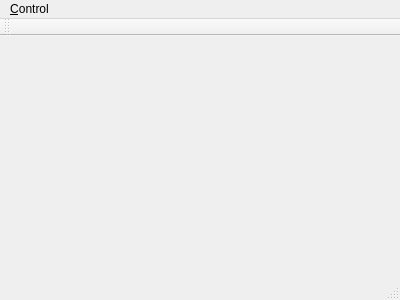
Above: ZoomPipeline_FuncSvr/zpmainframe.ui from ChowZenki/zpserver before the change. Below: the same form after it.
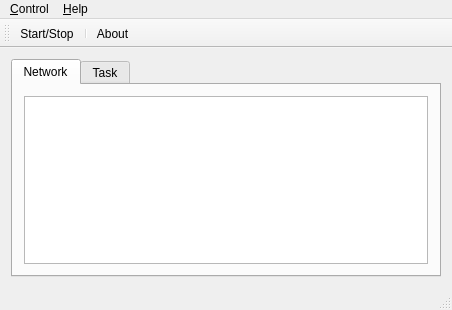
That is the form after the change. Icons and pictures are not drawn.

```diff
--- a/ZoomPipeline_FuncSvr/zpmainframe.ui
+++ b/ZoomPipeline_FuncSvr/zpmainframe.ui
@@ -6,29 +6,72 @@
    <rect>
     <x>0</x>
     <y>0</y>
-    <width>400</width>
-    <height>300</height>
+    <width>452</width>
+    <height>310</height>
    </rect>
   </property>
   <property name="windowTitle">
    <string>ZPMainFrame</string>
   </property>
-  <widget class="QWidget" name="centralWidget"/>
+  <widget class="QWidget" name="centralWidget">
+   <layout class="QHBoxLayout" name="horizontalLayout">
+    <item>
+     <widget class="QTabWidget" name="tabWidget">
+      <property name="currentIndex">
+       <number>0</number>
+      </property>
+      <widget class="QWidget" name="tab_network">
+       <attribute name="icon">
+        <iconset resource="resource.qrc">
+         <normaloff>:/icons/Resources/Alienware (27).png</normaloff>:/icons/Resources/Alienware (27).png</iconset>
+       </attribute>
+       <attribute name="title">
+        <string>Network</string>
+       </attribute>
+       <layout class="QVBoxLayout" name="verticalLayout">
+        <item>
+         <widget class="QPlainTextEdit" name="plainTextEdit_status_net"/>
+        </item>
+       </layout>
+      </widget>
+      <widget class="QWidget" name="tab_task">
+       <attribute name="icon">
+        <iconset resource="resource.qrc">
+         <normaloff>:/icons/Resources/Backup drive.png</normaloff>:/icons/Resources/Backup drive.png</iconset>
+       </attribute>
+       <attribute name="title">
+        <string>Task</string>
+       </attribute>
+      </widget>
+     </widget>
+    </item>
+   </layout>
+  </widget>
   <widget class="QMenuBar" name="menuBar">
    <property name="geometry">
     <rect>
      <x>0</x>
      <y>0</y>
-     <width>400</width>
-     <height>19</height>
+     <width>452</width>
+     <height>23</height>
     </rect>
    </property>
    <widget class="QMenu" name="menu_Control">
     <property name="title">
      <string>&amp;Control</string>
     </property>
+    <addaction name="action_Start_Stop"/>
+    <addaction name="separator"/>
+    <addaction name="actionExit"/>
+   </widget>
+   <widget class="QMenu" name="menu_Help">
+    <property name="title">
+     <string>&amp;Help</string>
+    </property>
+    <addaction name="action_About"/>
    </widget>
    <addaction name="menu_Control"/>
+   <addaction name="menu_Help"/>
   </widget>
   <widget class="QToolBar" name="mainToolBar">
    <attribute name="toolBarArea">
@@ -37,8 +80,41 @@
    <attribute name="toolBarBreak">
     <bool>false</bool>
    </attribute>
+   <addaction name="action_Start_Stop"/>
+   <addaction name="separator"/>
+   <addaction name="action_About"/>
   </widget>
   <widget class="QStatusBar" name="statusBar"/>
+  <action name="actionExit">
+   <property name="text">
+    <string>E&amp;xit</string>
+   </property>
+  </action>
+  <action name="action_Start_Stop">
+   <property name="checkable">
+    <bool>true</bool>
+   </property>
+   <property name="icon">
+    <iconset resource="resource.qrc">
+     <normaloff>:/icons/Resources/cn11.png</normaloff>
+     <normalon>:/icons/Resources/cn6.png</normalon>:/icons/Resources/cn11.png</iconset>
+   </property>
+   <property name="text">
+    <string>&amp;Start/Stop</string>
+   </property>
+   <property name="toolTip">
+    <string>Start or stop the server</string>
+   </property>
+  </action>
+  <action name="action_About">
+   <property name="icon">
+    <iconset resource="resource.qrc">
+     <normaloff>:/icons/Resources/4013.png</normaloff>:/icons/Resources/4013.png</iconset>
+   </property>
+   <property name="text">
+    <string>&amp;About</string>
+   </property>
+  </action>
  </widget>
  <layoutdefault spacing="6" margin="11"/>
  <resources/>
```
Left out of the diff: 4 changed lines with no effect on the pictures.
